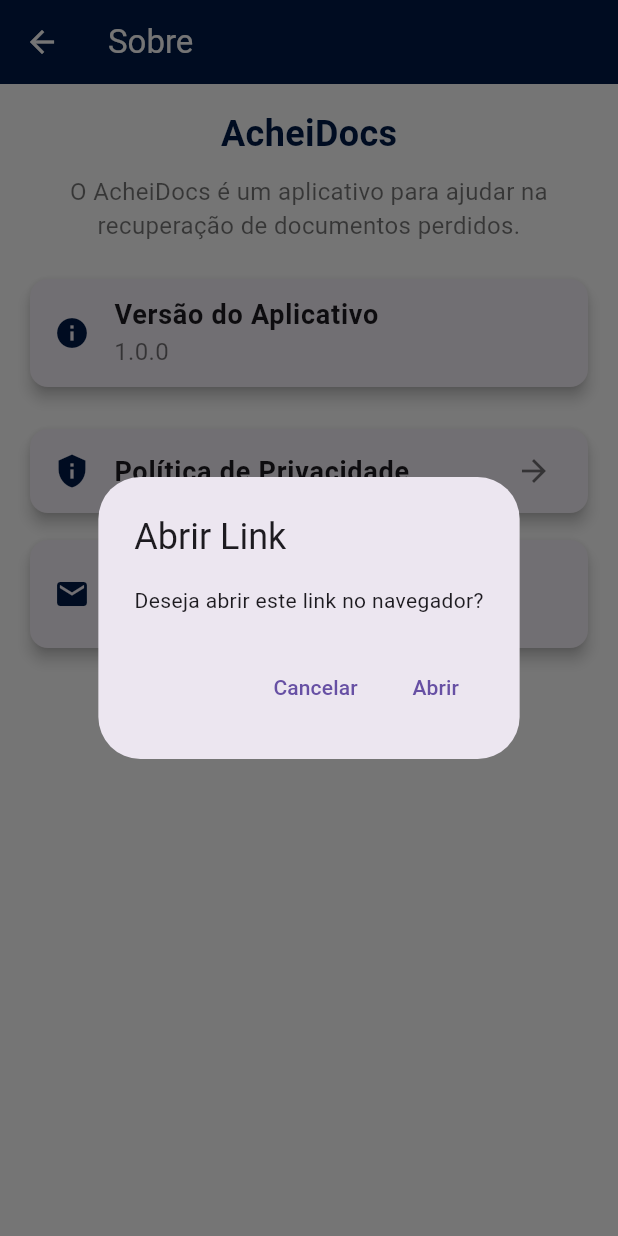
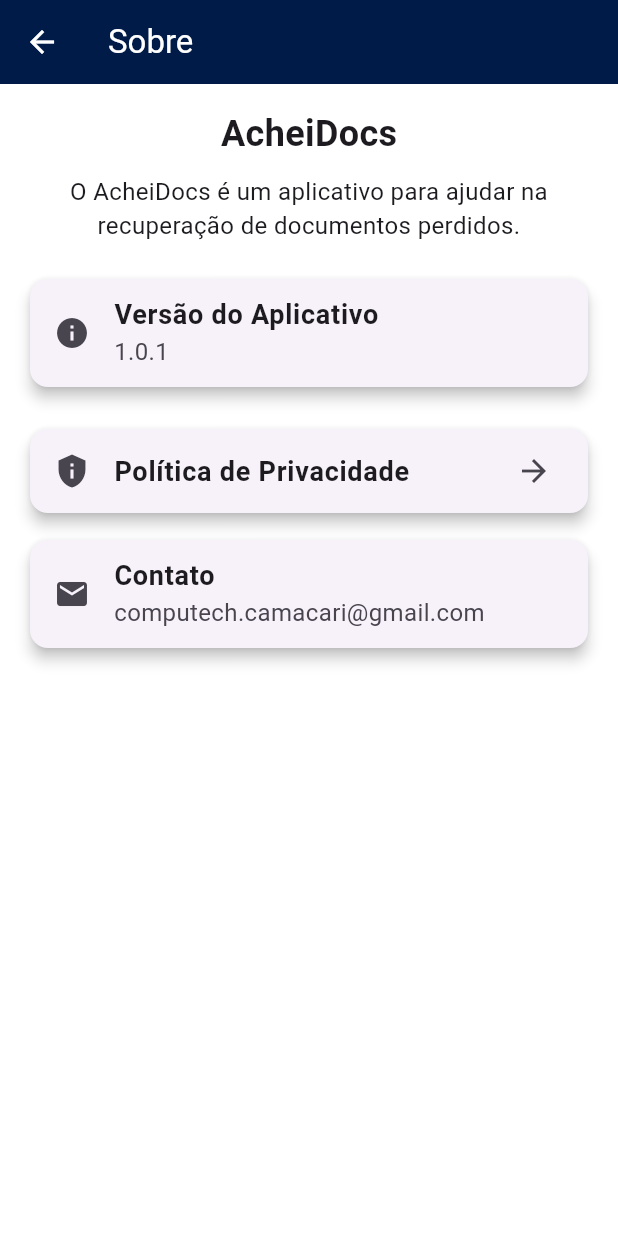
Before and after one commit to Gerleidson/AcheiDocsApp, a Flutter app: the Sobre screen opened directly, after a tap on "Política de Privacidade", on a phone screen of 412 x 824 dp. Run offline on Flutter 3.47's test engine with Material 3 defaults, Android fonts, the phone set to English and light mode, and no system bars; our stand-ins replace firebase_core, firebase_database, mask_text_input_formatter; accounts and stored records are empty.

```diff
--- a/lib/telas/dicas_seguranca.dart
+++ b/lib/telas/dicas_seguranca.dart
@@ -25,7 +25,6 @@ class DicasSeguranca extends StatelessWidget {
                   style: TextStyle(
                     fontSize: 24,
                     fontWeight: FontWeight.bold,
-                    color:Color(0xFF001b48),
                   ),
                 ),
               ),
--- a/lib/telas/feedback.dart
+++ b/lib/telas/feedback.dart
@@ -50,7 +50,7 @@ class _FeedbackScreenState extends State<FeedbackScreen> {
           'Feedback',
           style: TextStyle(color: Colors.white), // Definindo a cor do texto como branco
         ),
-        backgroundColor: Color(0xFF001b48),
+        backgroundColor: Color(0xff000000),
         foregroundColor: Colors.white, // Garantir que os ícones da AppBar também sejam brancos
       ),
 
@@ -67,7 +67,6 @@ class _FeedbackScreenState extends State<FeedbackScreen> {
                   style: TextStyle(
                     fontSize: 18,
                     fontWeight: FontWeight.bold,
-                    color: Color(0xFF001b48),
                   ),
                 ),
               ),
--- a/lib/telas/sobre.dart
+++ b/lib/telas/sobre.dart
@@ -2,8 +2,8 @@ import 'package:flutter/material.dart';
 import 'package:url_launcher/url_launcher.dart';
 
 class Sobre extends StatelessWidget {
-  final String appVersion = "1.0.0"; // Altere para a versão do seu app
-  final String privacyPolicyUrl = "https://seusite.com/politica-de-privacidade"; // URL real
+  final String appVersion = "1.0.1"; // Versão do app
+  final String privacyPolicyUrl = "https://www.acheidocs.com.br/politica.html"; // URL real da política de privacidade
   final String suporteEmail = "computech.camacari@gmail.com"; // E-mail de suporte
 
   @override
@@ -12,12 +12,10 @@ class Sobre extends StatelessWidget {
       appBar: AppBar(
         title: Text(
           'Sobre',
-          style: TextStyle(
-              color: Colors.white), // Definindo a cor do texto como branco
+          style: TextStyle(color: Colors.white),
         ),
         backgroundColor: Color(0xFF001b48),
-        foregroundColor: Colors
-            .white, // Garantir que os ícones da AppBar também sejam brancos
+        foregroundColor: Colors.white,
       ),
       body: SingleChildScrollView(
         padding: const EdgeInsets.all(16.0),
@@ -31,7 +29,6 @@ class Sobre extends StatelessWidget {
                 style: TextStyle(
                   fontSize: 24,
                   fontWeight: FontWeight.bold,
-                  color: Color(0xFF001b48),
                 ),
               ),
             ),
@@ -42,7 +39,7 @@ class Sobre extends StatelessWidget {
               child: Text(
                 'O AcheiDocs é um aplicativo para ajudar na recuperação de documentos perdidos.',
                 textAlign: TextAlign.center,
-                style: TextStyle(fontSize: 16, color: Colors.black54),
+                style: TextStyle(fontSize: 16),
               ),
             ),
             SizedBox(height: 20),
@@ -54,14 +51,14 @@ class Sobre extends StatelessWidget {
                 borderRadius: BorderRadius.circular(12),
               ),
               child: ListTile(
-                leading: Icon(Icons.info, color: Color(0xFF001b48)),
+                leading: Icon(Icons.info),
                 title: Text(
                   'Versão do Aplicativo',
                   style: TextStyle(fontSize: 18, fontWeight: FontWeight.w600),
                 ),
                 subtitle: Text(
                   appVersion,
-                  style: TextStyle(fontSize: 16, color: Colors.black54),
+                  style: TextStyle(fontSize: 16),
                 ),
               ),
             ),
@@ -74,15 +71,15 @@ class Sobre extends StatelessWidget {
                 borderRadius: BorderRadius.circular(12),
               ),
               child: ListTile(
-                leading: Icon(Icons.privacy_tip, color: Color(0xFF001b48)),
+                leading: Icon(Icons.privacy_tip),
                 title: Text(
                   'Política de Privacidade',
                   style: TextStyle(fontSize: 18, fontWeight: FontWeight.w600),
                 ),
                 onTap: () {
-                  _abrirUrl(privacyPolicyUrl, context);
+                  _abrirUrl(privacyPolicyUrl);
                 },
-                trailing: Icon(Icons.arrow_forward, color: Colors.black54),
+                trailing: Icon(Icons.arrow_forward),
               ),
             ),
             SizedBox(height: 10),
@@ -94,14 +91,14 @@ class Sobre extends StatelessWidget {
                 borderRadius: BorderRadius.circular(12),
               ),
               child: ListTile(
-                leading: Icon(Icons.email, color: Color(0xFF001b48)),
+                leading: Icon(Icons.email),
                 title: Text(
                   'Contato',
                   style: TextStyle(fontSize: 18, fontWeight: FontWeight.w600),
                 ),
                 subtitle: Text(
                   suporteEmail,
-                  style: TextStyle(fontSize: 16, color: Colors.black54),
+                  style: TextStyle(fontSize: 16),
                 ),
                 onTap: () {
                   _abrirEmail(suporteEmail);
@@ -114,54 +111,28 @@ class Sobre extends StatelessWidget {
     );
   }
 
-  // Método para abrir URLs
-  void _abrirUrl(String url, BuildContext context) {
-    showDialog(
-      context: context,
-      builder: (context) =>
-          AlertDialog(
-            title: Text("Abrir Link"),
-            content: Text("Deseja abrir este link no navegador?"),
-            actions: [
-              TextButton(
-                onPressed: () => Navigator.pop(context),
-                child: Text("Cancelar"),
-              ),
-              TextButton(
-                onPressed: () {
-                  Navigator.pop(context);
-                  _launchUrl(url); // Alteração aqui
-                },
-                child: Text("Abrir"),
-              ),
-            ],
-          ),
-    );
+  // Método para abrir URLs no navegador externo
+  void _abrirUrl(String url) async {
+    final Uri urlUri = Uri.parse(url);
+    if (await canLaunchUrl(urlUri)) {
+      await launchUrl(urlUri, mode: LaunchMode.externalApplication);
+    } else {
+      throw 'Não foi possível abrir o link.';
+    }
   }
 
-  // Método para abrir o e-mail
+  // Método para abrir o app de e-mail
   void _abrirEmail(String email) async {
     final Uri emailUri = Uri(
       scheme: 'mailto',
       path: email,
+      query: Uri(queryParameters: {'subject': 'Ajuda com o AcheiDocs'}).query,
     );
 
-    // Use launchUrl em vez de launch
     if (await canLaunchUrl(emailUri)) {
-      await launchUrl(emailUri);
+      await launchUrl(emailUri, mode: LaunchMode.externalApplication);
     } else {
-      // Caso não consiga abrir o e-mail
       throw 'Não foi possível abrir o app de e-mail.';
     }
   }
-
-  // Método para abrir URLs genéricas (como política de privacidade)
-  void _launchUrl(String url) async {
-    final Uri urlUri = Uri.parse(url);
-    if (await canLaunchUrl(urlUri)) {
-      await launchUrl(urlUri);
-    } else {
-      throw 'Não foi possível abrir o link.';
-    }
-  }
 }
--- a/pubspec.yaml
+++ b/pubspec.yaml
@@ -3,7 +3,8 @@ description: "A new Flutter project."
 
 publish_to: 'none'
 
-version: 1.0.0+1
+version: 1.0.1+6
+
 
 environment:
   sdk: ^3.6.1
@@ -15,7 +16,7 @@ dependencies:
   firebase_core: ^2.7.0
   firebase_database: ^10.5.7
   mask_text_input_formatter: ^2.0.0
-  url_launcher: ^6.0.9
+  url_launcher: ^6.1.5
 
   cupertino_icons: ^1.0.8
 
```
Also changed, not shown: lib/telas/home_page.dart (+22 -2 lines), assets/icons/app_icon.png (deleted), 1 other file.
